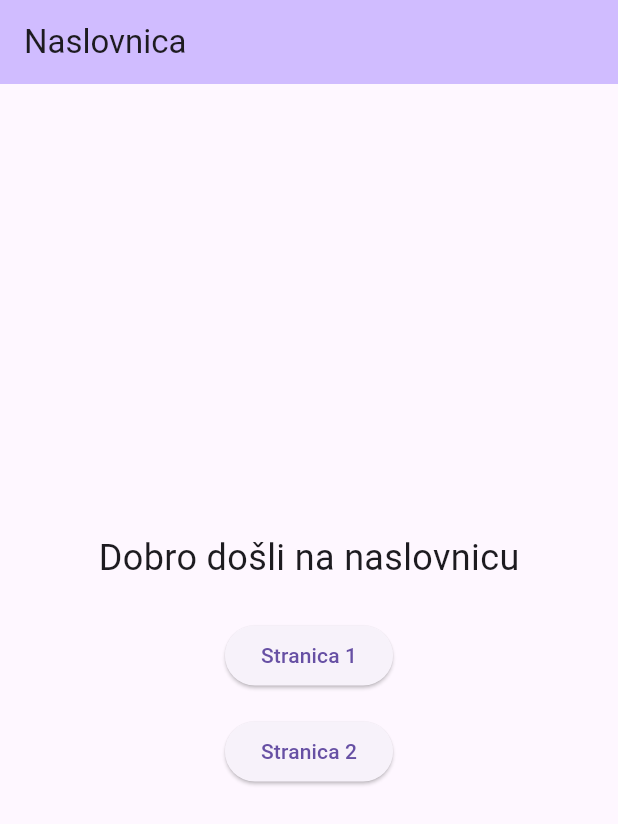
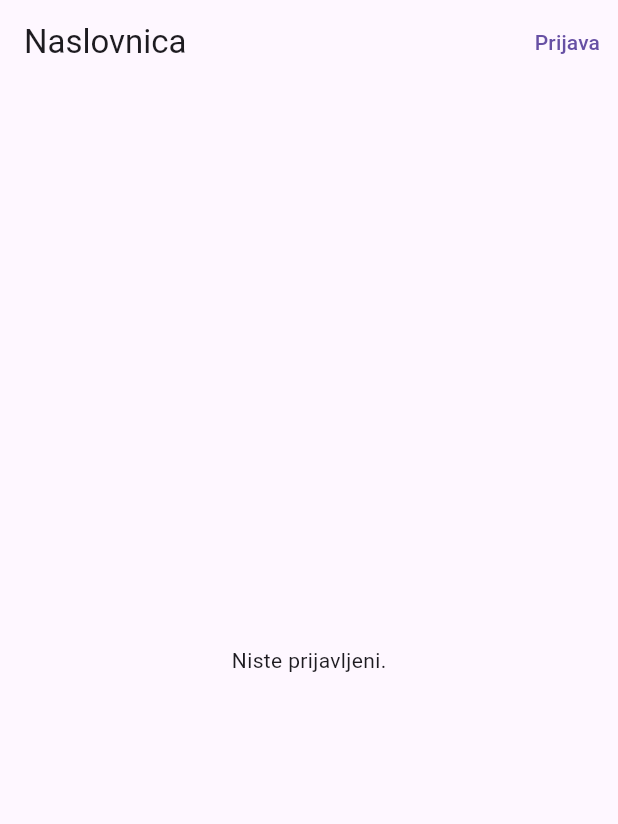
Before and after one commit to tojaku-classroom/flutter-platforma-4, a Flutter app: the screen it shows after launch, on a phone screen of 412 x 824 dp. Shown: the top 824 px of the screen. Run offline on Flutter 3.47's test engine with Material 3 defaults, Android fonts, the phone set to English and light mode, and no system bars; our stand-ins replace firebase_auth, firebase_core, go_router; accounts and stored records are empty.

Commit message:
Osnovne operacije s korisnikom

```diff
--- a/lib/main.dart
+++ b/lib/main.dart
@@ -1,6 +1,7 @@
 import 'package:flutter/material.dart';
 import 'package:firebase_core/firebase_core.dart';
 import 'package:flutterapp/pages/home_page.dart';
+import 'package:flutterapp/pages/login_page.dart';
 import 'package:flutterapp/pages/page1.dart';
 import 'package:flutterapp/pages/page2.dart';
 import 'package:go_router/go_router.dart';
@@ -22,6 +23,7 @@ final GoRouter _router = GoRouter(
       routes: [
         GoRoute(path: '/page1', builder: (context, state) => const Page1()),
         GoRoute(path: '/page2', builder: (context, state) => const Page2()),
+        GoRoute(path: '/login', builder: (context, state) => LoginPage()),
       ],
     ),
   ],
--- a/lib/pages/home_page.dart
+++ b/lib/pages/home_page.dart
@@ -1,37 +1,76 @@
+import 'package:firebase_auth/firebase_auth.dart';
 import 'package:flutter/material.dart';
 import 'package:go_router/go_router.dart';
 
 class HomePage extends StatelessWidget {
   const HomePage({super.key});
 
+  Future<void> _logOut(BuildContext context) async {
+    try {
+      await FirebaseAuth.instance.signOut();
+      if (context.mounted) {
+        ScaffoldMessenger.of(
+          context,
+        ).showSnackBar(const SnackBar(content: Text('Uspješno odjavljeni!')));
+      }
+    } catch (e) {
+      if (context.mounted) {
+        ScaffoldMessenger.of(
+          context,
+        ).showSnackBar(const SnackBar(content: Text('Odjava nije uspjela')));
+      }
+    }
+  }
+
   @override
   Widget build(BuildContext context) {
+    return StreamBuilder(
+      stream: FirebaseAuth.instance.authStateChanges(),
+      builder: (context, snapshot) {
+        final user = snapshot.data;
+
         return Scaffold(
           appBar: AppBar(
             title: const Text('Naslovnica'),
-        backgroundColor: Theme.of(context).colorScheme.inversePrimary,
-      ),
-      body: Center(
-        child: Column(
-          mainAxisAlignment: MainAxisAlignment.center,
-          children: [
-            const Text(
-              'Dobro došli na naslovnicu',
-              style: TextStyle(fontSize: 24),
-            ),
-            const SizedBox(height: 24),
-            ElevatedButton(
-              onPressed: () => context.go('/page1'),
-              child: const Text('Stranica 1'),
-            ),
-            const SizedBox(height: 16),
-            ElevatedButton(
-              onPressed: () => context.go('/page2'),
-              child: const Text('Stranica 2'),
+            actions: [
+              if (user == null)
+                TextButton(
+                  child: const Text('Prijava'),
+                  onPressed: () => context.go('/login'),
+                )
+              else
+                TextButton(
+                  child: const Text('Odjava'),
+                  onPressed: () => _logOut(context),
                 ),
             ],
           ),
+          body: Center(
+            child: () {
+              if (snapshot.connectionState == ConnectionState.waiting) {
+                return const CircularProgressIndicator();
+              }
+              if (user == null) {
+                return const Text('Niste prijavljeni.');
+              }
+              final display = user.email?.isNotEmpty == true
+                  ? user.email
+                  : user.uid;
+              return Column(
+                mainAxisSize: MainAxisSize.min,
+                children: [
+                  Text('Prijavljeni ste kao $display'),
+                  const SizedBox(height: 12),
+                  ElevatedButton(
+                    onPressed: () => _logOut(context),
+                    child: const Text('Odjava'),
                   ),
+                ],
+              );
+            }(),
+          ),
+        );
+      },
     );
   }
 }
```
Also changed, not shown: lib/pages/login_page.dart (+33 -5 lines). Lines whose indentation alone changed are shown as unchanged.
